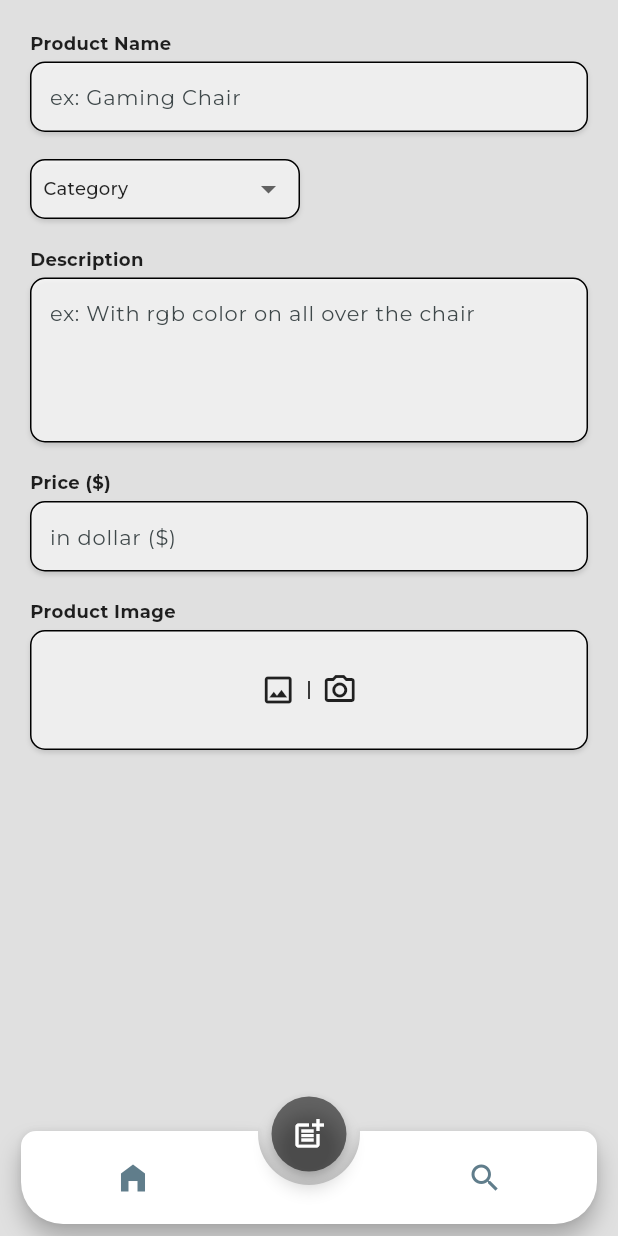
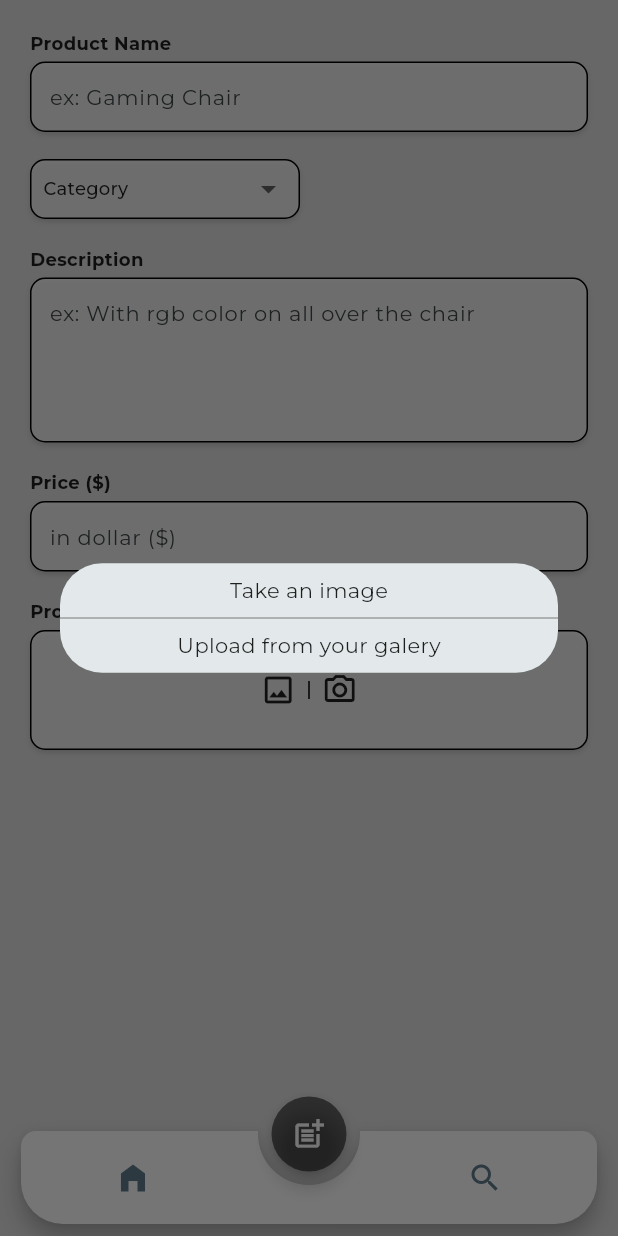
Before and after one commit to muhalifalgibran/klontong, a Flutter app: the screen it shows after launch, item 2 of the bottom bar chosen, after a tap on the "image" icon, on a phone screen of 412 x 824 dp. Run offline on Flutter 3.47's test engine with Material 2 defaults, Android fonts, the phone set to English and light mode, and no system bars; drawn by our look-alikes of animated_notch_bottom_bar; our stand-ins replace dartz, dio, equatable, get_it, google_fonts, image_picker; statements that could not run were skipped.

Commit message:
success image pick

```diff
--- a/lib/features/add_product/presentation/page/input_product_page.dart
+++ b/lib/features/add_product/presentation/page/input_product_page.dart
@@ -1,5 +1,7 @@
+import 'dart:io';
+
 import 'package:flutter/material.dart';
-import 'package:flutter/services.dart';
+import 'package:image_picker/image_picker.dart';
 import 'package:klontong/features/add_product/presentation/widgets/klontong_input_text.dart';
 import 'package:klontong/features/add_product/presentation/widgets/klontong_tag_widget.dart';
 
@@ -11,7 +13,20 @@ class InputProductPage extends StatefulWidget {
 }
 
 class _InputProductPageState extends State<InputProductPage> {
+  XFile? image;
+  final ImagePicker picker = ImagePicker();
+
   String _categoryVal = 'Category';
+
+  //we can upload image from camera or from gallery based on parameter
+  Future getImage(ImageSource media) async {
+    var img = await picker.pickImage(source: media);
+
+    setState(() {
+      image = img;
+    });
+  }
+
   @override
   Widget build(BuildContext context) {
     return Padding(
@@ -54,6 +69,7 @@ class _InputProductPageState extends State<InputProductPage> {
               hint: 'in dollar (\$)',
             ),
             const SizedBox(height: 18),
+
             const Text(
               'Product Image',
               style: TextStyle(
@@ -64,9 +80,20 @@ class _InputProductPageState extends State<InputProductPage> {
             const SizedBox(height: 4),
             GestureDetector(
               onTap: () {
-                // TODO: implement input image
+                showImageDialog(context);
               },
-              child: Container(
+              child: image?.path != null
+                  ? Container(
+                      height: 190,
+                      decoration: BoxDecoration(
+                          borderRadius:
+                              const BorderRadius.all(Radius.circular(4.0)),
+                          image: DecorationImage(
+                            fit: BoxFit.cover,
+                            image: FileImage(File(image?.path as String)),
+                          )),
+                    )
+                  : Container(
                       height: 80,
                       decoration: BoxDecoration(
                         color: Colors.white70,
@@ -100,4 +127,42 @@ class _InputProductPageState extends State<InputProductPage> {
       ),
     );
   }
+
+  void showImageDialog(BuildContext context) async {
+    return showDialog(
+      context: context,
+      builder: (context) {
+        return Dialog(
+          child: Wrap(
+            alignment: WrapAlignment.center,
+            children: [
+              GestureDetector(
+                onTap: () async {
+                  Navigator.pop(context);
+                  getImage(ImageSource.camera);
+                },
+                child: const Padding(
+                    padding: EdgeInsets.symmetric(vertical: 8),
+                    child: Text('Take an image')),
+              ),
+              Container(
+                height: 1,
+                color: Colors.grey,
+              ),
+              GestureDetector(
+                onTap: () {
+                  Navigator.pop(context);
+                  getImage(ImageSource.gallery);
+                },
+                child: const Padding(
+                  padding: EdgeInsets.all(8.0),
+                  child: Text('Upload from your galery'),
+                ),
+              ),
+            ],
+          ),
+        );
+      },
+    );
   }
+}
--- a/pubspec.yaml
+++ b/pubspec.yaml
@@ -44,6 +44,7 @@ dependencies:
   mocktail: ^1.0.1
   animated_notch_bottom_bar: ^1.0.0
   provider: ^6.0.5
+  image_picker: ^1.0.4
 
 dev_dependencies:
   flutter_test:
```
Also changed, not shown: pubspec.lock, 6 other files. Lines whose indentation alone changed are shown as unchanged.
